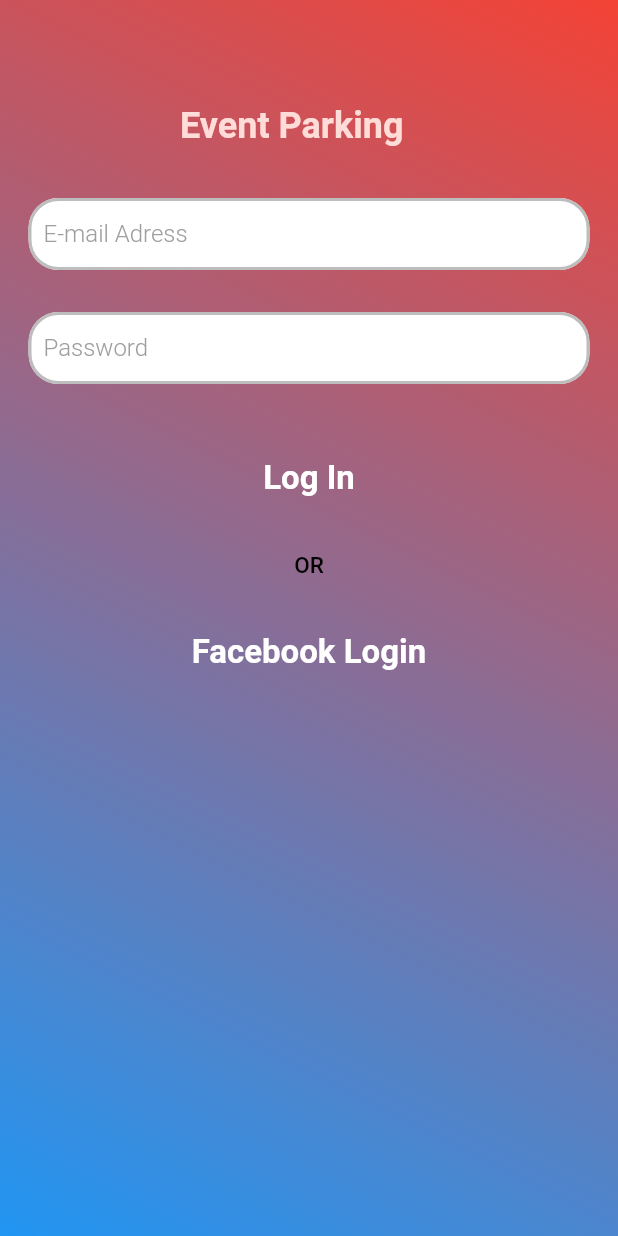
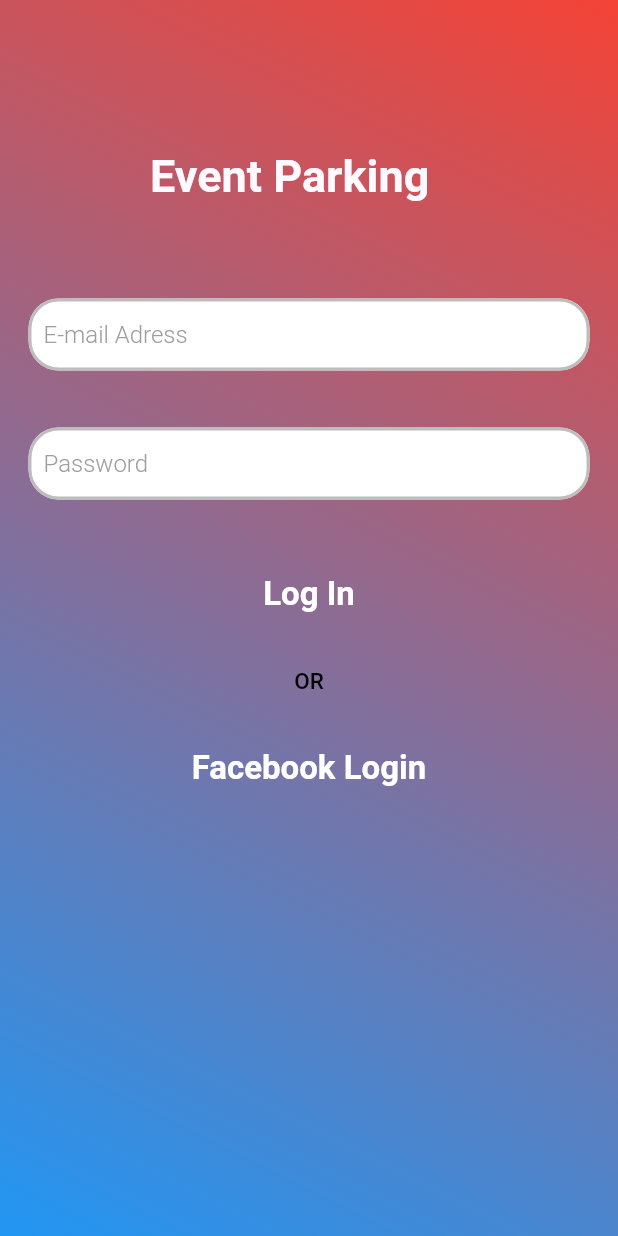
Before and after one commit to ajuarez99/EventParking, a Flutter app: the screen it shows after launch, after a tap on "Log In", on a phone screen of 412 x 824 dp. Run offline on Flutter 3.47's test engine with Material 2 defaults, Android fonts, the phone set to English and light mode, and no system bars; our stand-ins replace google_maps_flutter; missing offline and left inert: amazon_cognito_identity_dart, flutter_facebook_login; Roboto replaces fonts that are missing (OpenSans).

```diff
--- a/eventparking/amplify/team-provider-info.json
+++ b/eventparking/amplify/team-provider-info.json
@@ -10,6 +10,11 @@
             "StackName": "amplify-eventparking-event-154253",
             "StackId": "arn:aws:cloudformation:us-east-2:163303307941:stack/amplify-eventparking-event-154253/5836fcd0-2696-11ea-b1fa-0ad7a569cb8c",
             "AmplifyAppId": "d2hdojpo3m8a72"
+        },
+        "categories": {
+            "auth": {
+                "eventparkingdef5709b": {}
+            }
         }
     },
     "eventios": {
--- a/eventparking/lib/screens/SignInScreen.dart
+++ b/eventparking/lib/screens/SignInScreen.dart
@@ -1,9 +1,11 @@
+import 'package:eventparking/services/secret.dart';
 import 'package:eventparking/widgets/CustomButton.dart';
 import "package:flutter/material.dart";
 import 'package:flutter_facebook_login/flutter_facebook_login.dart';
 import '../widgets/CustomText.dart';
 import 'package:flutter/services.dart';
 import '../services/Validator.dart';
+import 'package:amazon_cognito_identity_dart/cognito.dart';
 
 class SignInScreen extends StatefulWidget {
   _SignInScreenState createState() => _SignInScreenState();
@@ -59,28 +61,28 @@ class _SignInScreenState extends State<SignInScreen> {
                 children: <Widget>[
                   Padding(
                     padding: const EdgeInsets.only(
-                        top: 70.0, bottom: 10.0, left: 120.0, right: 10.0),
+                        top: 100.0, bottom: 10.0, left: 100.0, right: 10.0),
                     child: Text(
                       "Event Parking",
                       softWrap: true,
                       textAlign: TextAlign.left,
                       style: TextStyle(
-                        color: Color.fromRGBO(255, 220, 215, 1.0),
+                        color: Color.fromRGBO(255, 250, 255, 1.0),
                         decoration: TextDecoration.none,
-                        fontSize: 24.0,
+                        fontSize: 30.0,
                         fontWeight: FontWeight.w700,
-                        fontFamily: "OpenSans",
+                        fontFamily: 'OpenSans',
                       ),
                     ),
                   ),
                   Padding(
                     padding: EdgeInsets.only(
-                        top: 20.0, bottom: 10.0, left: 15.0, right: 15.0),
+                        top: 50.0, bottom: 10.0, left: 15.0, right: 15.0),
                     child: _emailField,
                   ),
                   Padding(
                     padding: EdgeInsets.only(
-                        top: 10.0, bottom: 20.0, left: 15.0, right: 15.0),
+                        top: 20.0, bottom: 20.0, left: 15.0, right: 15.0),
                     child: _passwordField,
                   ),
                   Padding(
@@ -93,7 +95,7 @@ class _SignInScreenState extends State<SignInScreen> {
                       textColor: Colors.white,
                       onPressed: () {
                         _emailLogin(
-                            email: _email.text,
+                            email: _email.text.trim(),
                             password: _password.text,
                             context: context);
                       },
@@ -162,6 +164,48 @@ class _SignInScreenState extends State<SignInScreen> {
     if (Validator.validateEmail(email) &&
         Validator.validatePassword(password)) {
       try {
+        final userPool =
+            new CognitoUserPool(cognitoUserPoolId, cognitoClientId);
+        final cognitoUser = new CognitoUser(email, userPool);
+        final authDetails =
+            new AuthenticationDetails(username: email, password: password);
+        CognitoUserSession session;
+
+        bool registrationConfirmed = false;
+        cognitoUser.resendConfirmationCode();
+        registrationConfirmed = await cognitoUser.confirmRegistration(password);
+        cognitoUser.resendConfirmationCode();
+        try {
+          session = await cognitoUser.authenticateUser(authDetails);
+        } on CognitoUserNewPasswordRequiredException catch (e) {
+          print(e);
+
+          session = await cognitoUser.authenticateUser(authDetails);
+
+          // handle New Password challenge
+        } on CognitoUserMfaRequiredException catch (e) {
+          print(e);
+          // handle SMS_MFA challenge
+        } on CognitoUserSelectMfaTypeException catch (e) {
+          print(e);
+          // handle SELECT_MFA_TYPE challenge
+        } on CognitoUserMfaSetupException catch (e) {
+          print(e);
+          // handle MFA_SETUP challenge
+        } on CognitoUserTotpRequiredException catch (e) {
+          print(e);
+          // handle SOFTWARE_TOKEN_MFA challenge
+        } on CognitoUserCustomChallengeException catch (e) {
+          print(e);
+          // handle CUSTOM_CHALLENGE challenge
+        } on CognitoUserConfirmationNecessaryException catch (e) {
+          print(e);
+          // handle User Confirmation Necessary
+        } catch (e) {
+          print(e);
+        }
+        print(session.getAccessToken().getJwtToken());
+        Navigator.pushNamed(context, '/maps');
         SystemChannels.textInput.invokeMethod('TextInput.hide');
         _changeBlackVisible();
       } catch (e) {
```
Also changed, not shown: eventparking/lib/widgets/SignUp/RegistrationCustomText.dart (added, +42 -0 lines), eventparking/assets/DancingScript-Regular.ttf (added), 3 other files.
